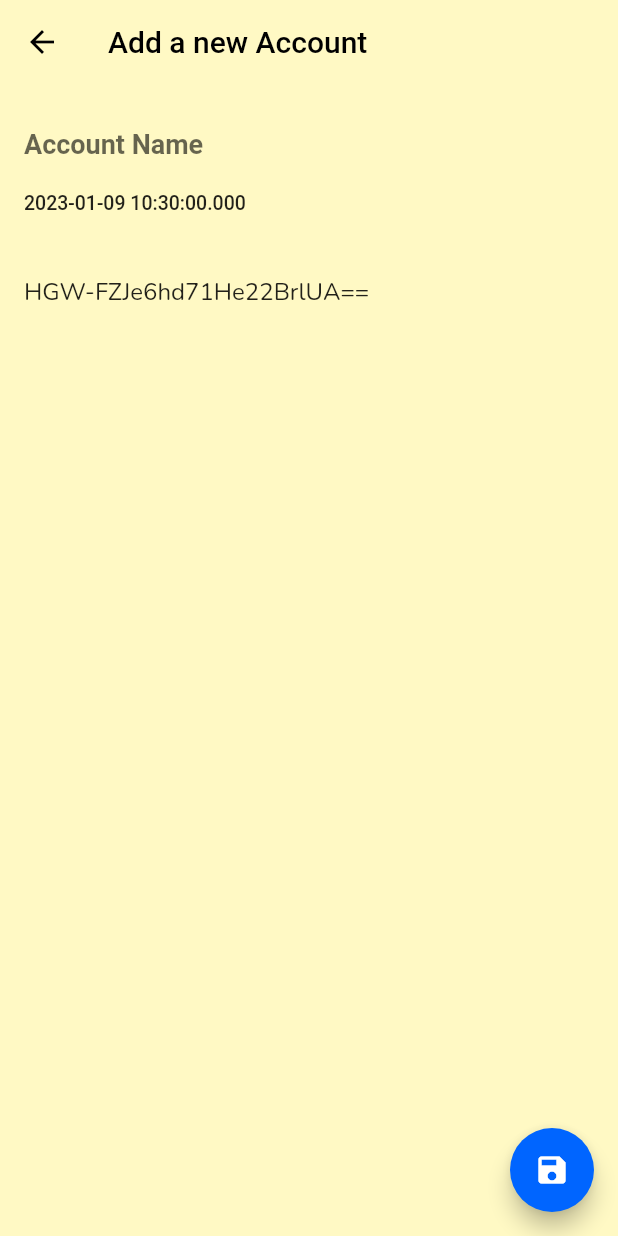
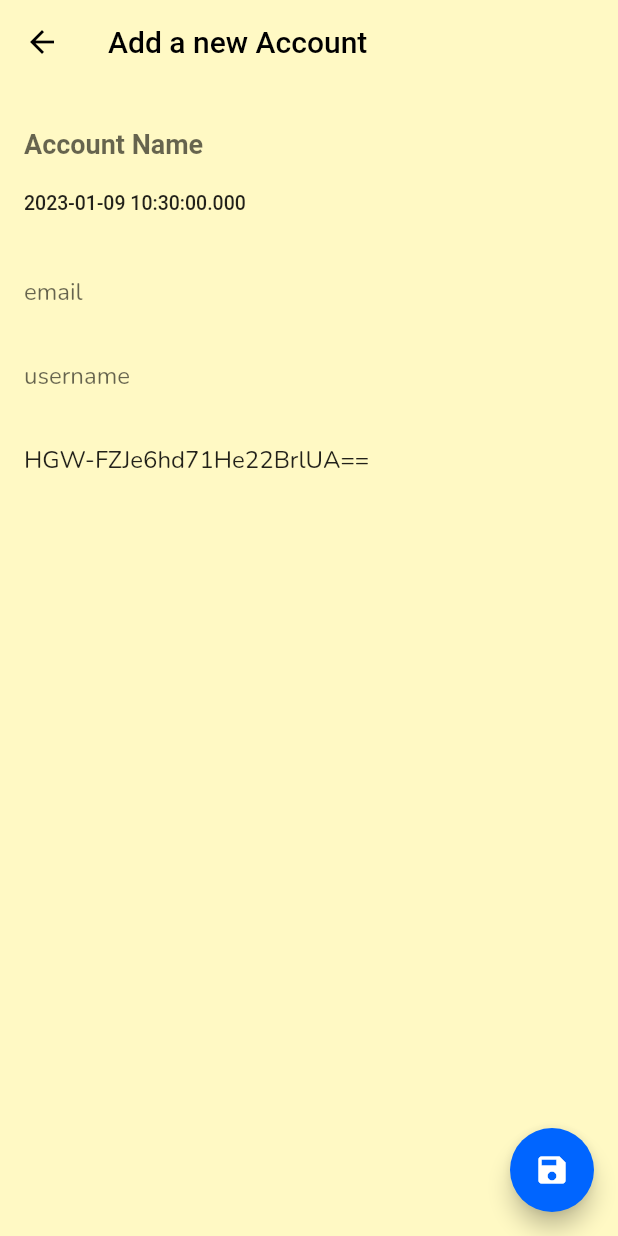
Before and after one commit to itsJessGC/password_manager_with_flutter, a Flutter app: the AccountCreatorScreen screen opened directly, on a phone screen of 412 x 824 dp. Run offline on Flutter 3.47's test engine with Material 2 defaults, Android fonts, the phone set to English and light mode, and no system bars; our stand-ins replace cloud_firestore, firebase_core, google_fonts; missing offline and left inert: encrypt; accounts and stored records are empty.

Commit message:
Adding extra columns to store data
Adding email and username to store data

```diff
--- a/lib/screens/account_creator.dart
+++ b/lib/screens/account_creator.dart
@@ -18,10 +18,12 @@ class _AccountCreatorScreenState extends State<AccountCreatorScreen> {
   String date = DateTime.now().toString();
 
   TextEditingController _titleController = TextEditingController();
-  TextEditingController _mainController = TextEditingController();
+  TextEditingController _emailController = TextEditingController();
+  TextEditingController _usernameController = TextEditingController();
+  TextEditingController _passwordController = TextEditingController();
   void initState() {
     super.initState();
-    _mainController.text = Code_Creator.CreateCryptoRandomString();
+    _passwordController.text = Code_Creator.CreateCryptoRandomString();
   }
   @override
   Widget build(BuildContext context) {
@@ -62,7 +64,33 @@ class _AccountCreatorScreenState extends State<AccountCreatorScreen> {
               height: 28.0,
             ),
             TextField(
-              controller: _mainController,
+              controller: _emailController,
+              keyboardType: TextInputType.multiline,
+              maxLines: null,
+              decoration: InputDecoration(
+                border: InputBorder.none,
+                hintText: 'email',
+              ),
+              style: App_Style.mainContent,
+            ),
+            SizedBox(
+              height: 8.0,
+            ),
+            TextField(
+              controller: _usernameController,
+              keyboardType: TextInputType.multiline,
+              maxLines: null,
+              decoration: InputDecoration(
+                border: InputBorder.none,
+                hintText: 'username',
+              ),
+              style: App_Style.mainContent,
+            ),
+            SizedBox(
+              height: 8.0,
+            ),
+            TextField(
+              controller: _passwordController,
               keyboardType: TextInputType.multiline,
               maxLines: null,
               decoration: InputDecoration(
@@ -70,6 +98,9 @@ class _AccountCreatorScreenState extends State<AccountCreatorScreen> {
                 hintText: 'Password',
               ),
               style: App_Style.mainContent,
+            ),
+            SizedBox(
+              height: 8.0,
             ),
           ],
         ),
@@ -80,7 +111,9 @@ class _AccountCreatorScreenState extends State<AccountCreatorScreen> {
           FirebaseFirestore.instance.collection("accounts").add({
             "account_title": _titleController.text,
             "creation_date": date,
-            "password": Encrypted_Val.encryptMyData(_mainController.text),
+            "email": Encrypted_Val.encryptMyData(_emailController.text),
+            "username": Encrypted_Val.encryptMyData(_usernameController.text),
+            "password": Encrypted_Val.encryptMyData(_passwordController.text),
             "color_id": color_id
           }).then((value) {
             print(value.id);
```
Also changed, not shown: lib/screens/account_editor.dart (+39 -4 lines), lib/screens/account_reader.dart (+17 -0 lines).
